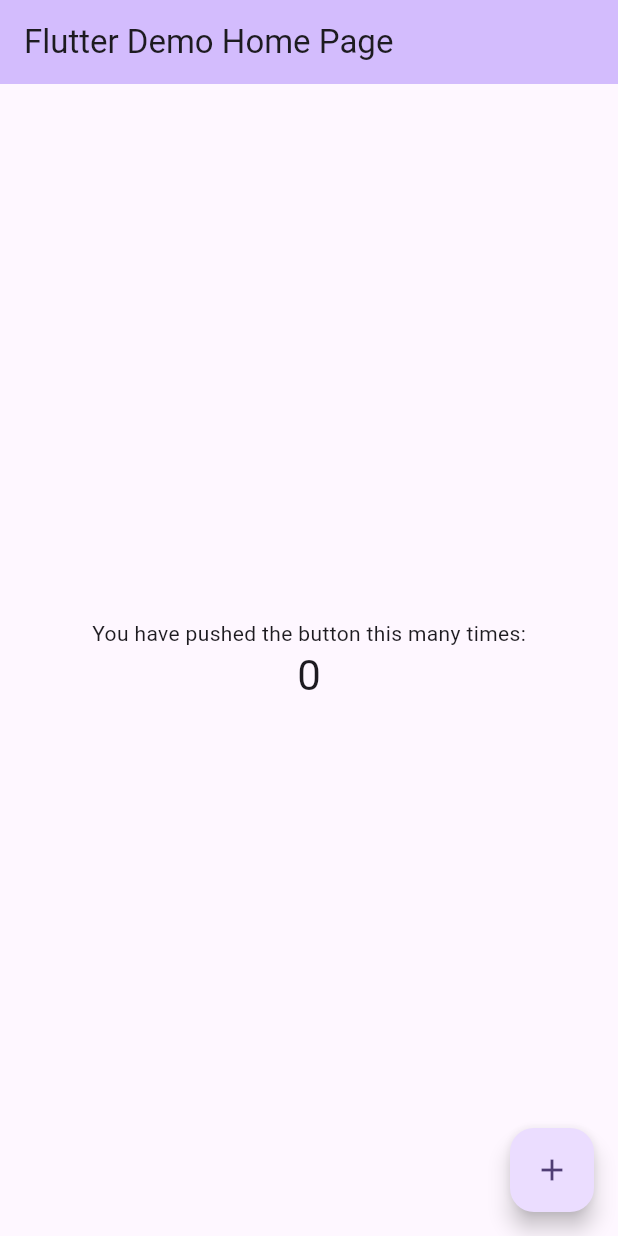
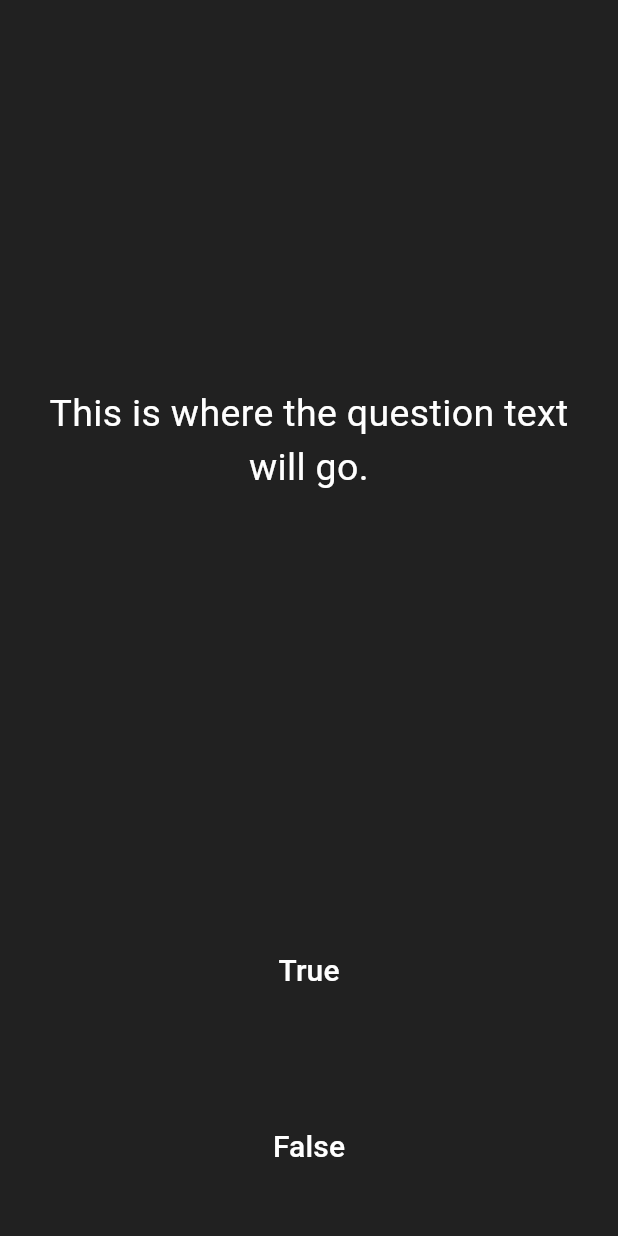
Before and after one commit to Kartikey03/quizzler, a Flutter app: the screen it shows after launch, on a phone screen of 412 x 824 dp. Run offline on Flutter 3.47's test engine with Material 3 defaults, Android fonts, the phone set to English and light mode, and no system bars.

Commit message:
loaded assets

```diff
--- a/lib/main.dart
+++ b/lib/main.dart
@@ -1,125 +1,98 @@
 import 'package:flutter/material.dart';
 
-void main() {
-  runApp(const MyApp());
-}
+void main() => runApp(Quizzler());
 
-class MyApp extends StatelessWidget {
-  const MyApp({super.key});
+class Quizzler extends StatelessWidget {
+  const Quizzler({super.key});
 
-  // This widget is the root of your application.
   @override
   Widget build(BuildContext context) {
     return MaterialApp(
-      title: 'Flutter Demo',
-      theme: ThemeData(
-        // This is the theme of your application.
-        //
-        // TRY THIS: Try running your application with "flutter run". You'll see
-        // the application has a purple toolbar. Then, without quitting the app,
-        // try changing the seedColor in the colorScheme below to Colors.green
-        // and then invoke "hot reload" (save your changes or press the "hot
-        // reload" button in a Flutter-supported IDE, or press "r" if you used
-        // the command line to start the app).
-        //
-        // Notice that the counter didn't reset back to zero; the application
-        // state is not lost during the reload. To reset the state, use hot
-        // restart instead.
-        //
-        // This works for code too, not just values: Most code changes can be
-        // tested with just a hot reload.
-        colorScheme: ColorScheme.fromSeed(seedColor: Colors.deepPurple),
-        useMaterial3: true,
+      home: Scaffold(
+        backgroundColor: Colors.grey.shade900,
+        body: SafeArea(
+          child: Padding(
+            padding: EdgeInsets.symmetric(horizontal: 10.0),
+            child: QuizPage(),
+          ),
+        ),
       ),
-      home: const MyHomePage(title: 'Flutter Demo Home Page'),
     );
   }
 }
 
-class MyHomePage extends StatefulWidget {
-  const MyHomePage({super.key, required this.title});
-
-  // This widget is the home page of your application. It is stateful, meaning
-  // that it has a State object (defined below) that contains fields that affect
-  // how it looks.
-
-  // This class is the configuration for the state. It holds the values (in this
-  // case the title) provided by the parent (in this case the App widget) and
-  // used by the build method of the State. Fields in a Widget subclass are
-  // always marked "final".
-
-  final String title;
+class QuizPage extends StatefulWidget {
+  const QuizPage({super.key});
 
   @override
-  State<MyHomePage> createState() => _MyHomePageState();
+  _QuizPageState createState() => _QuizPageState();
 }
 
-class _MyHomePageState extends State<MyHomePage> {
-  int _counter = 0;
-
-  void _incrementCounter() {
-    setState(() {
-      // This call to setState tells the Flutter framework that something has
-      // changed in this State, which causes it to rerun the build method below
-      // so that the display can reflect the updated values. If we changed
-      // _counter without calling setState(), then the build method would not be
-      // called again, and so nothing would appear to happen.
-      _counter++;
-    });
-  }
-
+class _QuizPageState extends State<QuizPage> {
   @override
   Widget build(BuildContext context) {
-    // This method is rerun every time setState is called, for instance as done
-    // by the _incrementCounter method above.
-    //
-    // The Flutter framework has been optimized to make rerunning build methods
-    // fast, so that you can just rebuild anything that needs updating rather
-    // than having to individually change instances of widgets.
-    return Scaffold(
-      appBar: AppBar(
-        // TRY THIS: Try changing the color here to a specific color (to
-        // Colors.amber, perhaps?) and trigger a hot reload to see the AppBar
-        // change color while the other colors stay the same.
-        backgroundColor: Theme.of(context).colorScheme.inversePrimary,
-        // Here we take the value from the MyHomePage object that was created by
-        // the App.build method, and use it to set our appbar title.
-        title: Text(widget.title),
-      ),
-      body: Center(
-        // Center is a layout widget. It takes a single child and positions it
-        // in the middle of the parent.
-        child: Column(
-          // Column is also a layout widget. It takes a list of children and
-          // arranges them vertically. By default, it sizes itself to fit its
-          // children horizontally, and tries to be as tall as its parent.
-          //
-          // Column has various properties to control how it sizes itself and
-          // how it positions its children. Here we use mainAxisAlignment to
-          // center the children vertically; the main axis here is the vertical
-          // axis because Columns are vertical (the cross axis would be
-          // horizontal).
-          //
-          // TRY THIS: Invoke "debug painting" (choose the "Toggle Debug Paint"
-          // action in the IDE, or press "p" in the console), to see the
-          // wireframe for each widget.
-          mainAxisAlignment: MainAxisAlignment.center,
-          children: <Widget>[
-            const Text(
-              'You have pushed the button this many times:',
+    return Column(
+      mainAxisAlignment: MainAxisAlignment.spaceBetween,
+      crossAxisAlignment: CrossAxisAlignment.stretch,
+      children: <Widget>[
+        Expanded(
+          flex: 5,
+          child: Padding(
+            padding: EdgeInsets.all(10.0),
+            child: Center(
+              child: Text(
+                'This is where the question text will go.',
+                textAlign: TextAlign.center,
+                style: TextStyle(
+                  fontSize: 25.0,
+                  color: Colors.white,
+                ),
+              ),
             ),
-            Text(
-              '$_counter',
-              style: Theme.of(context).textTheme.headlineMedium,
+          ),
+        ),
+        Expanded(
+          child: Padding(
+            padding: EdgeInsets.all(15.0),
+            child: TextButton(
+              child: Text(
+                'True',
+                style: TextStyle(
+                  color: Colors.white,
+                  fontSize: 20.0,
+                ),
+              ),
+              onPressed: () {
+                //The user picked true.
+              },
             ),
-          ],
+          ),
         ),
-      ),
-      floatingActionButton: FloatingActionButton(
-        onPressed: _incrementCounter,
-        tooltip: 'Increment',
-        child: const Icon(Icons.add),
-      ), // This trailing comma makes auto-formatting nicer for build methods.
+        Expanded(
+          child: Padding(
+            padding: EdgeInsets.all(15.0),
+            child: TextButton(
+              child: Text(
+                'False',
+                style: TextStyle(
+                  fontSize: 20.0,
+                  color: Colors.white,
+                ),
+              ),
+              onPressed: () {
+                //The user picked false.
+              },
+            ),
+          ),
+        ),
+        //TODO: Add a Row here as your score keeper
+      ],
     );
   }
 }
+
+/*
+question1: 'You can lead a cow down stairs but not up stairs.', false,
+question2: 'Approximately one quarter of human bones are in the feet.', true,
+question3: 'A slug\'s blood is green.', true,
+*/
```
Also changed, not shown: 32 other files.
